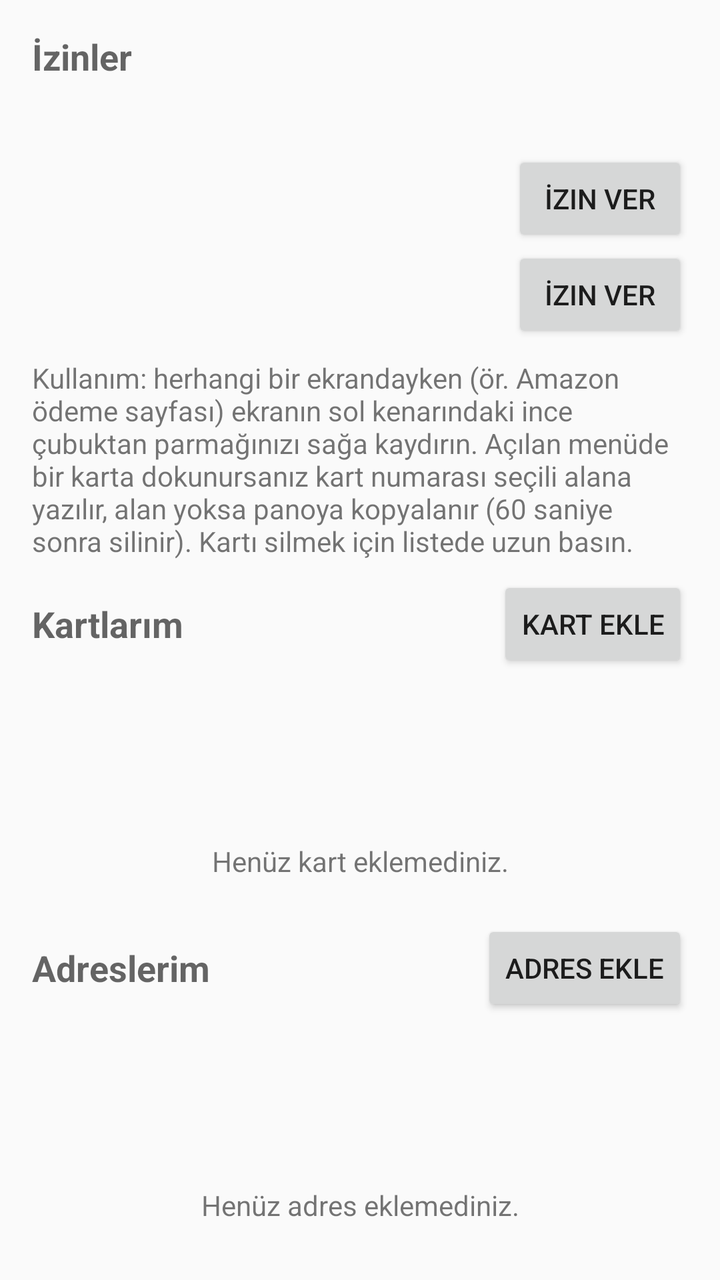
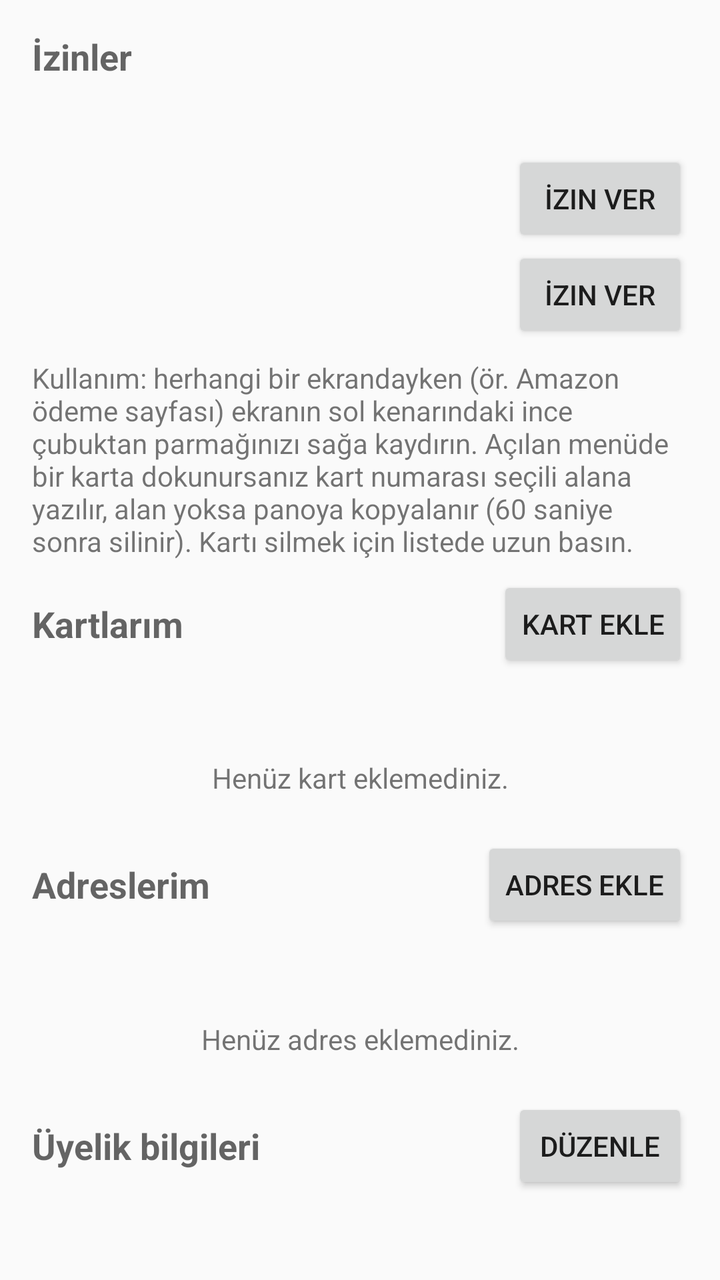

The first picture is an Android layout as it rendered before a commit; the second is the same layout after the commit. The layout source and the unified diff follow.
<!-- AndroidManifest.xml: application theme AppTheme -->
<!-- res/layout/activity_main.xml -->
<?xml version="1.0" encoding="utf-8"?>
<LinearLayout xmlns:android="http://schemas.android.com/apk/res/android"
    android:layout_width="match_parent"
    android:layout_height="match_parent"
    android:orientation="vertical"
    android:padding="16dp">

    <TextView
        android:layout_width="wrap_content"
        android:layout_height="wrap_content"
        android:text="@string/permissions_title"
        android:textAppearance="?android:attr/textAppearanceMedium"
        android:textStyle="bold" />

    <TextView
        android:id="@+id/versionLabel"
        android:layout_width="wrap_content"
        android:layout_height="wrap_content"
        android:layout_marginBottom="8dp"
        android:textAppearance="?android:attr/textAppearanceSmall" />

    <LinearLayout
        android:layout_width="match_parent"
        android:layout_height="wrap_content"
        android:gravity="center_vertical"
        android:orientation="horizontal"
        android:paddingTop="8dp">

        <TextView
            android:id="@+id/overlayStatus"
            android:layout_width="0dp"
            android:layout_height="wrap_content"
            android:layout_weight="1" />

        <Button
            android:id="@+id/overlayButton"
            android:layout_width="wrap_content"
            android:layout_height="wrap_content"
            android:text="@string/grant" />
    </LinearLayout>

    <LinearLayout
        android:layout_width="match_parent"
        android:layout_height="wrap_content"
        android:gravity="center_vertical"
        android:orientation="horizontal">

        <TextView
            android:id="@+id/accessibilityStatus"
            android:layout_width="0dp"
            android:layout_height="wrap_content"
            android:layout_weight="1" />

        <Button
            android:id="@+id/accessibilityButton"
            android:layout_width="wrap_content"
            android:layout_height="wrap_content"
            android:text="@string/grant" />
    </LinearLayout>

    <TextView
        android:layout_width="match_parent"
        android:layout_height="wrap_content"
        android:paddingTop="8dp"
        android:paddingBottom="8dp"
        android:text="@string/usage_hint"
        android:textAppearance="?android:attr/textAppearanceSmall" />

    
    <LinearLayout
        android:layout_width="match_parent"
        android:layout_height="wrap_content"
        android:gravity="center_vertical"
        android:orientation="horizontal">

        <TextView
            android:layout_width="0dp"
            android:layout_height="wrap_content"
            android:layout_weight="1"
            android:text="@string/my_cards"
            android:textAppearance="?android:attr/textAppearanceMedium"
            android:textStyle="bold" />

        <Button
            android:id="@+id/addButton"
            android:layout_width="wrap_content"
            android:layout_height="wrap_content"
            android:text="@string/add_card" />
    </LinearLayout>

    <ListView
        android:id="@+id/cardList"
        android:layout_width="match_parent"
        android:layout_height="0dp"
        android:layout_weight="1" />

    <TextView
        android:id="@+id/emptyView"
        android:layout_width="match_parent"
        android:layout_height="wrap_content"
        android:gravity="center"
        android:padding="12dp"
        android:text="@string/no_cards" />

    
    <LinearLayout
        android:layout_width="match_parent"
        android:layout_height="wrap_content"
        android:gravity="center_vertical"
        android:orientation="horizontal"
        android:paddingTop="8dp">

        <TextView
            android:layout_width="0dp"
            android:layout_height="wrap_content"
            android:layout_weight="1"
            android:text="@string/my_addresses"
            android:textAppearance="?android:attr/textAppearanceMedium"
            android:textStyle="bold" />

        <Button
            android:id="@+id/addAddressButton"
            android:layout_width="wrap_content"
            android:layout_height="wrap_content"
            android:text="@string/add_address" />
    </LinearLayout>

    <ListView
        android:id="@+id/addressList"
        android:layout_width="match_parent"
        android:layout_height="0dp"
        android:layout_weight="1" />

    <TextView
        android:id="@+id/emptyAddressView"
        android:layout_width="match_parent"
        android:layout_height="wrap_content"
        android:gravity="center"
        android:padding="12dp"
        android:text="@string/no_addresses" />
</LinearLayout>
<!-- resources referenced by this layout -->
<resources>
  <string name="add_address">Adres ekle</string>
  <string name="add_card">Kart ekle</string>
  <string name="grant">İzin ver</string>
  <string name="my_addresses">Adreslerim</string>
  <string name="my_cards">Kartlarım</string>
  <string name="no_addresses">Henüz adres eklemediniz.</string>
  <string name="no_cards">Henüz kart eklemediniz.</string>
  <string name="permissions_title">İzinler</string>
  <string name="usage_hint">Kullanım: herhangi bir ekrandayken (ör. Amazon ödeme sayfası) ekranın sol kenarındaki ince çubuktan parmağınızı sağa kaydırın. Açılan menüde bir karta dokunursanız kart numarası seçili alana yazılır, alan yoksa panoya kopyalanır (60 saniye sonra silinir). Kartı silmek için listede uzun basın.</string>
  <style name="AppTheme" parent="android:Theme.Material.Light.DarkActionBar">
          <item name="android:colorPrimary">@color/brand</item>
          <item name="android:colorPrimaryDark">@color/brand_dark</item>
          <item name="android:colorAccent">@color/brand</item>
      </style>
  <color name="brand">#FF1F6FEB</color>
  <color name="brand_dark">#FF0B4FB8</color>
</resources>

<!-- the commit's change to res/layout/activity_main.xml (unified diff, before → after) -->
@@ -138,4 +138,34 @@
         android:gravity="center"
         android:padding="12dp"
         android:text="@string/no_addresses" />
+
+    
+    <LinearLayout
+        android:layout_width="match_parent"
+        android:layout_height="wrap_content"
+        android:gravity="center_vertical"
+        android:orientation="horizontal"
+        android:paddingTop="8dp">
+
+        <TextView
+            android:layout_width="0dp"
+            android:layout_height="wrap_content"
+            android:layout_weight="1"
+            android:text="@string/signup_title"
+            android:textAppearance="?android:attr/textAppearanceMedium"
+            android:textStyle="bold" />
+
+        <Button
+            android:id="@+id/signupButton"
+            android:layout_width="wrap_content"
+            android:layout_height="wrap_content"
+            android:text="@string/signup_edit" />
+    </LinearLayout>
+
+    <TextView
+        android:id="@+id/signupStatus"
+        android:layout_width="match_parent"
+        android:layout_height="wrap_content"
+        android:paddingBottom="8dp"
+        android:textAppearance="?android:attr/textAppearanceSmall" />
 </LinearLayout>
<!-- resource entries referenced after the edit -->
@@ -8,6 +8,8 @@
   <string name="no_addresses">Henüz adres eklemediniz.</string>
   <string name="no_cards">Henüz kart eklemediniz.</string>
   <string name="permissions_title">İzinler</string>
+  <string name="signup_edit">Düzenle</string>
+  <string name="signup_title">Üyelik bilgileri</string>
   <string name="usage_hint">Kullanım: herhangi bir ekrandayken (ör. Amazon ödeme sayfası) ekranın sol kenarındaki ince çubuktan parmağınızı sağa kaydırın. Açılan menüde bir karta dokunursanız kart numarası seçili alana yazılır, alan yoksa panoya kopyalanır (60 saniye sonra silinir). Kartı silmek için listede uzun basın.</string>
   <style name="AppTheme" parent="android:Theme.Material.Light.DarkActionBar">
           <item name="android:colorPrimary">@color/brand</item>
